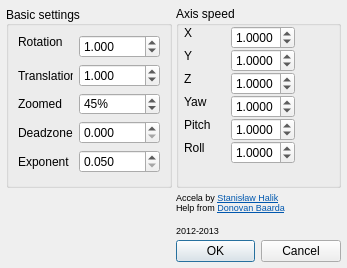
opentrack/opentrack, file ftnoir_filter_accela/ftnoir_accela_filtercontrols.ui: the form before one commit.
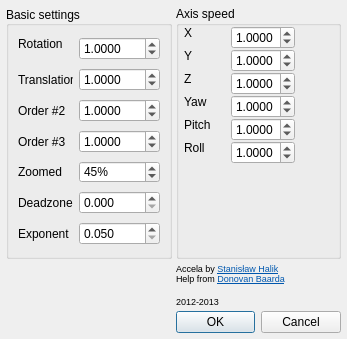
The form after the commit. Icons and pictures are not drawn.

Commit message: accela: implement a third-order highpass filter

```diff
--- a/ftnoir_filter_accela/ftnoir_accela_filtercontrols.ui
+++ b/ftnoir_filter_accela/ftnoir_accela_filtercontrols.ui
@@ -10,7 +10,7 @@
     <x>0</x>
     <y>0</y>
     <width>347</width>
-    <height>268</height>
+    <height>339</height>
    </rect>
   </property>
   <property name="sizePolicy">
@@ -109,7 +109,7 @@
          <enum>QAbstractSpinBox::CorrectToPreviousValue</enum>
         </property>
         <property name="decimals">
-         <number>3</number>
+         <number>4</number>
         </property>
         <property name="minimum">
          <double>0.100000000000000</double>
@@ -147,7 +147,7 @@
          <set>Qt::AlignLeading|Qt::AlignLeft|Qt::AlignVCenter</set>
         </property>
         <property name="decimals">
-         <number>3</number>
+         <number>4</number>
         </property>
         <property name="minimum">
          <double>0.100000000000000</double>
@@ -160,7 +160,7 @@
         </property>
        </widget>
       </item>
-      <item row="2" column="0">
+      <item row="4" column="0">
        <widget class="QLabel" name="lblSensYaw_5">
         <property name="sizePolicy">
          <sizepolicy hsizetype="Fixed" vsizetype="Expanding">
@@ -189,7 +189,7 @@
         </property>
        </widget>
       </item>
-      <item row="2" column="1">
+      <item row="4" column="1">
        <widget class="QSpinBox" name="spinZoom">
         <property name="sizePolicy">
          <sizepolicy hsizetype="Expanding" vsizetype="Maximum">
@@ -229,7 +229,7 @@
         </property>
        </widget>
       </item>
-      <item row="3" column="0">
+      <item row="5" column="0">
        <widget class="QLabel" name="lblSensYaw_6">
         <property name="sizePolicy">
          <sizepolicy hsizetype="Fixed" vsizetype="Expanding">
@@ -258,7 +258,7 @@
         </property>
        </widget>
       </item>
-      <item row="3" column="1">
+      <item row="5" column="1">
        <widget class="QDoubleSpinBox" name="deadzone">
         <property name="sizePolicy">
          <sizepolicy hsizetype="Expanding" vsizetype="Maximum">
@@ -286,14 +286,14 @@
         </property>
        </widget>
       </item>
-      <item row="4" column="0">
+      <item row="6" column="0">
        <widget class="QLabel" name="label_10">
         <property name="text">
          <string>Exponent</string>
         </property>
        </widget>
       </item>
-      <item row="4" column="1">
+      <item row="6" column="1">
        <widget class="QDoubleSpinBox" name="expt">
         <property name="sizePolicy">
          <sizepolicy hsizetype="Expanding" vsizetype="Fixed">
@@ -315,6 +315,76 @@
         </property>
        </widget>
       </item>
+      <item row="2" column="0">
+       <widget class="QLabel" name="label_11">
+        <property name="text">
+         <string>Order #2</string>
+        </property>
+       </widget>
+      </item>
+      <item row="2" column="1">
+       <widget class="QDoubleSpinBox" name="order_2nd">
+        <property name="sizePolicy">
+         <sizepolicy hsizetype="Expanding" vsizetype="Maximum">
+          <horstretch>0</horstretch>
+          <verstretch>0</verstretch>
+         </sizepolicy>
+        </property>
+        <property name="alignment">
+         <set>Qt::AlignLeading|Qt::AlignLeft|Qt::AlignVCenter</set>
+        </property>
+        <property name="correctionMode">
+         <enum>QAbstractSpinBox::CorrectToPreviousValue</enum>
+        </property>
+        <property name="decimals">
+         <number>4</number>
+        </property>
+        <property name="minimum">
+         <double>0.100000000000000</double>
+        </property>
+        <property name="maximum">
+         <double>65535.000000000000000</double>
+        </property>
+        <property name="value">
+         <double>1.000000000000000</double>
+        </property>
+       </widget>
+      </item>
+      <item row="3" column="1">
+       <widget class="QDoubleSpinBox" name="order_3rd">
+        <property name="sizePolicy">
+         <sizepolicy hsizetype="Expanding" vsizetype="Maximum">
+          <horstretch>0</horstretch>
+          <verstretch>0</verstretch>
+         </sizepolicy>
+        </property>
+        <property name="alignment">
+         <set>Qt::AlignLeading|Qt::AlignLeft|Qt::AlignVCenter</set>
+        </property>
+        <property name="correctionMode">
+         <enum>QAbstractSpinBox::CorrectToPreviousValue</enum>
+        </property>
+        <property name="decimals">
+         <number>4</number>
+        </property>
+        <property name="minimum">
+         <double>0.100000000000000</double>
+        </property>
+        <property name="maximum">
+         <double>65535.000000000000000</double>
+        </property>
+        <property name="value">
+         <double>1.000000000000000</double>
+        </property>
+       </widget>
+      </item>
+      <item row="3" column="0">
+       <widget class="QLabel" name="label_12">
+        <property name="text">
+         <string>Order #3</string>
+        </property>
+       </widget>
+      </item>
      </layout>
     </widget>
    </item>
```
The commit also changes 5 other files.
